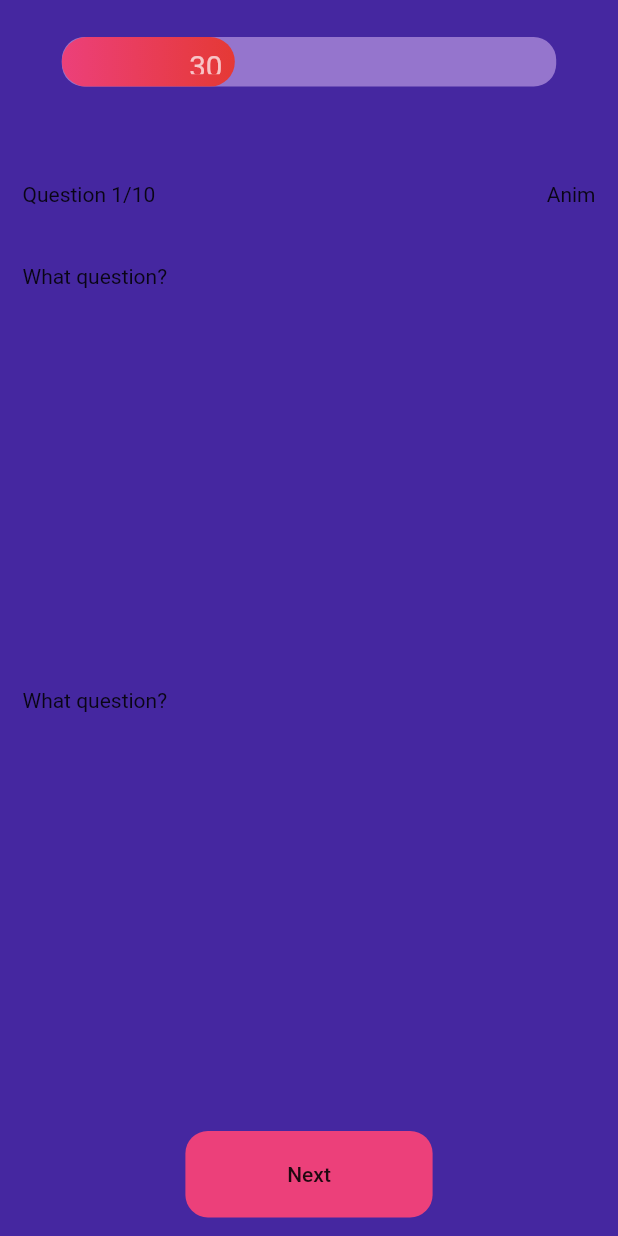
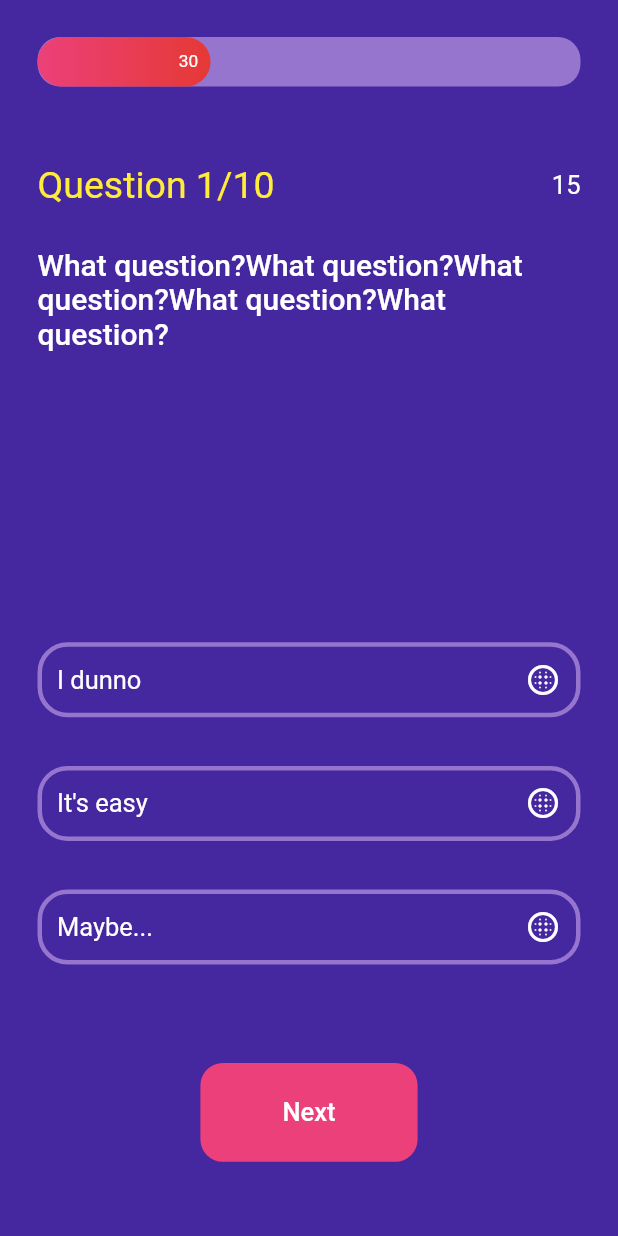
Before and after one commit to KolasikOmetov/simbirsoft-lessons, a Flutter app: the screen it shows after launch, on a phone screen of 412 x 824 dp. Run offline on Flutter 3.47's test engine with Material 2 defaults, Android fonts, the phone set to English and light mode, and no system bars.

Commit message:
Customisation of scheme's question
Added: AnswerBox and theme of text

```diff
--- /dev/null
+++ b/simbirsoft_lessons/lib/QuestionScreen/answer_box.dart
@@ -0,0 +1,34 @@
+import 'package:flutter/material.dart';
+
+class AnswerBox extends StatefulWidget {
+  final String answer;
+
+  AnswerBox({@required this.answer});
+
+  @override
+  _AnswerBoxState createState() => _AnswerBoxState();
+}
+
+class _AnswerBoxState extends State<AnswerBox> {
+  @override
+  Widget build(BuildContext context) {
+    return Container(
+      decoration: BoxDecoration(
+          borderRadius: BorderRadius.circular(20),
+          border: Border.all(color: Colors.deepPurple[300], width: 3)),
+      child: Padding(
+        padding: const EdgeInsets.all(10.0),
+        child: Row(
+          mainAxisAlignment: MainAxisAlignment.spaceBetween,
+          children: <Widget>[
+            Text(
+              widget.answer,
+              style: Theme.of(context).textTheme.bodyText2,
+            ),
+            Icon(Icons.blur_circular, color: Colors.white),
+          ],
+        ),
+      ),
+    );
+  }
+}
--- /dev/null
+++ b/simbirsoft_lessons/lib/QuestionScreen/circle_timer.dart
@@ -0,0 +1,17 @@
+import 'package:flutter/material.dart';
+
+class CircleTimer extends StatefulWidget {
+  final int time;
+
+  CircleTimer({@required this.time});
+
+  @override
+  _CircleTimerState createState() => _CircleTimerState();
+}
+
+class _CircleTimerState extends State<CircleTimer> {
+  @override
+  Widget build(BuildContext context) {
+    return Text(widget.time.toString());
+  }
+}
--- a/simbirsoft_lessons/lib/QuestionScreen/next_button.dart
+++ b/simbirsoft_lessons/lib/QuestionScreen/next_button.dart
@@ -11,7 +11,7 @@ class _NextButtonState extends State<NextButton> {
     return GestureDetector(
       child: FractionallySizedBox(
         widthFactor: 0.4,
-        heightFactor: 0.7,
+        heightFactor: 0.4,
         child: Container(
           decoration: BoxDecoration(
               borderRadius: BorderRadius.circular(15), color: Colors.pink[400]),
--- a/simbirsoft_lessons/lib/QuestionScreen/progress_bar.dart
+++ b/simbirsoft_lessons/lib/QuestionScreen/progress_bar.dart
@@ -11,7 +11,7 @@ class _ProgressBarState extends State<ProgressBar> {
     return Container(
       child: Center(
         child: FractionallySizedBox(
-          widthFactor: 0.8,
+          widthFactor: 1,
           heightFactor: 0.4,
           child: Container(
             decoration: BoxDecoration(
@@ -26,7 +26,7 @@ class _ProgressBarState extends State<ProgressBar> {
                     padding: const EdgeInsets.all(5.0),
                     child: Text(
                       "30",
-                      style: Theme.of(context).accentTextTheme.caption,
+                      style: Theme.of(context).textTheme.caption,
                     ),
                   ),
                 ),
--- a/simbirsoft_lessons/lib/QuestionScreen/q_answers.dart
+++ b/simbirsoft_lessons/lib/QuestionScreen/q_answers.dart
@@ -1,8 +1,16 @@
 import 'package:flutter/material.dart';
+import 'package:simbirsoft_lessons/QuestionScreen/answer_box.dart';
 
 class QAnswers extends StatelessWidget {
   @override
   Widget build(BuildContext context) {
-    return Container(child: Text('What question?'));
+    return Column(
+      mainAxisAlignment: MainAxisAlignment.spaceAround,
+      children: <Widget>[
+        AnswerBox(answer: "I dunno"),
+        AnswerBox(answer: "It's easy"),
+        AnswerBox(answer: "Maybe...")
+      ],
+    );
   }
 }
--- a/simbirsoft_lessons/lib/QuestionScreen/q_number.dart
+++ b/simbirsoft_lessons/lib/QuestionScreen/q_number.dart
@@ -1,4 +1,5 @@
 import 'package:flutter/material.dart';
+import 'package:simbirsoft_lessons/QuestionScreen/circle_timer.dart';
 
 class QNumber extends StatelessWidget {
   @override
@@ -6,7 +7,10 @@ class QNumber extends StatelessWidget {
     return Container(
       child: Row(
         mainAxisAlignment: MainAxisAlignment.spaceBetween,
-        children: <Widget>[Text('Question 1/10'), Text('Anim')],
+        children: <Widget>[
+          Text('Question 1/10', style: Theme.of(context).textTheme.headline5),
+          CircleTimer(time: 15)
+        ],
       ),
     );
   }
--- a/simbirsoft_lessons/lib/QuestionScreen/q_text.dart
+++ b/simbirsoft_lessons/lib/QuestionScreen/q_text.dart
@@ -3,6 +3,9 @@ import 'package:flutter/material.dart';
 class QText extends StatelessWidget {
   @override
   Widget build(BuildContext context) {
-    return Container(child: Text('What question?'));
+    return Container(
+        child: Text(
+            'What question?What question?What question?What question?What question?',
+            style: Theme.of(context).textTheme.bodyText1));
   }
 }
--- a/simbirsoft_lessons/lib/QuestionScreen/question_box.dart
+++ b/simbirsoft_lessons/lib/QuestionScreen/question_box.dart
@@ -3,17 +3,10 @@ import 'package:simbirsoft_lessons/QuestionScreen/q_answers.dart';
 import 'package:simbirsoft_lessons/QuestionScreen/q_number.dart';
 import 'package:simbirsoft_lessons/QuestionScreen/q_text.dart';
 
-class QuestionBox extends StatefulWidget {
-  @override
-  _QuestionBoxState createState() => _QuestionBoxState();
-}
-
-class _QuestionBoxState extends State<QuestionBox> {
+class QuestionBox extends StatelessWidget {
   @override
   Widget build(BuildContext context) {
-    return Padding(
-      padding: const EdgeInsets.symmetric(horizontal: 15),
-      child: Column(
+    return Column(
       crossAxisAlignment: CrossAxisAlignment.stretch,
       children: <Widget>[
         Expanded(
@@ -22,9 +15,6 @@ class _QuestionBoxState extends State<QuestionBox> {
         ),
         Expanded(
           child: QText(),
-            // child: Container(
-            //   color: Colors.blue,
-            // ),
           flex: 3,
         ),
         Expanded(
@@ -32,7 +22,6 @@ class _QuestionBoxState extends State<QuestionBox> {
           flex: 3,
         )
       ],
-      ),
     );
   }
 }
--- a/simbirsoft_lessons/lib/QuestionScreen/question_screen.dart
+++ b/simbirsoft_lessons/lib/QuestionScreen/question_screen.dart
@@ -12,7 +12,9 @@ class _QuestionScreenState extends State<QuestionScreen> {
   @override
   Widget build(BuildContext context) {
     return Scaffold(
-        body: Column(
+        body: Padding(
+            padding: const EdgeInsets.symmetric(horizontal: 25),
+            child: Column(
               children: <Widget>[
                 Expanded(
                   child: ProgressBar(),
@@ -23,13 +25,13 @@ class _QuestionScreenState extends State<QuestionScreen> {
                   // child: Container(
                   //   color: Colors.blue,
                   // ),
-          flex: 8,
+                  flex: 7,
                 ),
                 Expanded(
                   child: NextButton(),
-          flex: 1,
+                  flex: 2,
                 )
               ],
-    ));
+            )));
   }
 }
--- a/simbirsoft_lessons/lib/app.dart
+++ b/simbirsoft_lessons/lib/app.dart
@@ -9,10 +9,17 @@ class App extends StatelessWidget {
       title: 'Qiuz',
       debugShowCheckedModeBanner: false,
       theme: ThemeData(
-          primarySwatch: Colors.deepPurple,
-          scaffoldBackgroundColor: Colors.deepPurple[800],
-          visualDensity: VisualDensity.adaptivePlatformDensity,
-          textTheme: TextTheme(caption: TextStyle(fontSize: 10))),
+        primarySwatch: Colors.deepPurple,
+        scaffoldBackgroundColor: Colors.deepPurple[800],
+        visualDensity: VisualDensity.adaptivePlatformDensity,
+        textTheme: TextTheme(
+          caption: TextStyle(fontSize: 7, color: Colors.white),
+          headline5: TextStyle(color: Colors.yellow, fontSize: 25),
+          bodyText1: TextStyle(fontSize: 20, color: Colors.white),
+          bodyText2: TextStyle(fontSize: 17, color: Colors.white),
+          button: TextStyle(fontSize: 17, color: Colors.white),
+        ),
+      ),
       home: SafeArea(child: QuestionScreen()),
     );
   }
```
Lines whose indentation alone changed are shown as unchanged.
